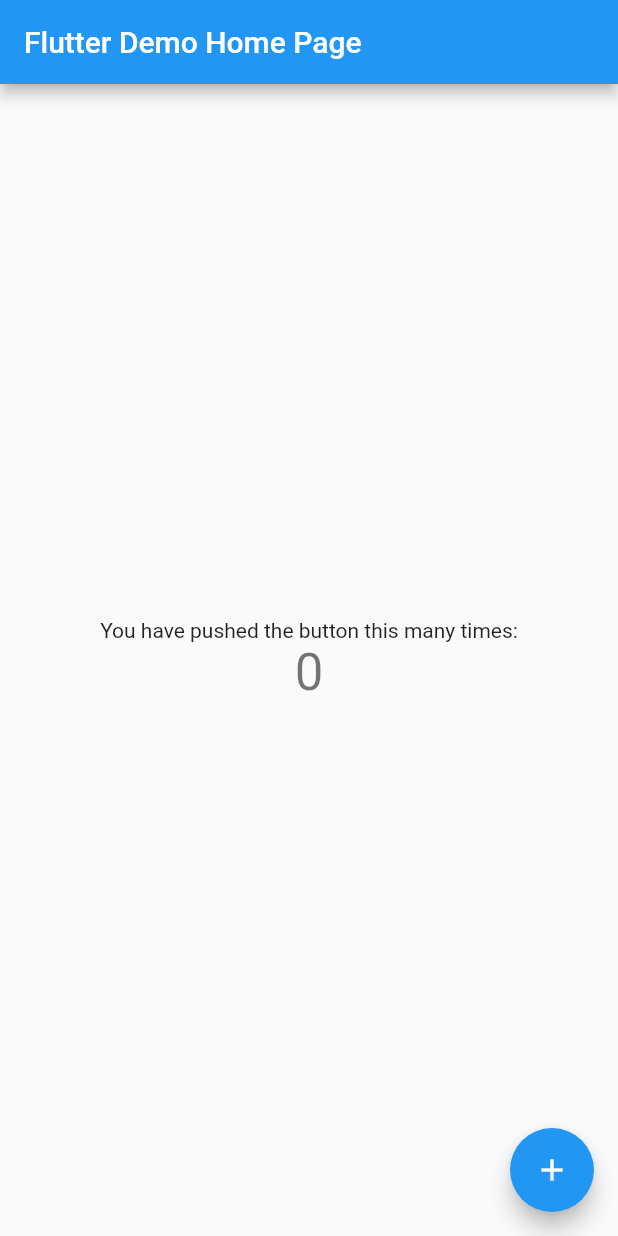
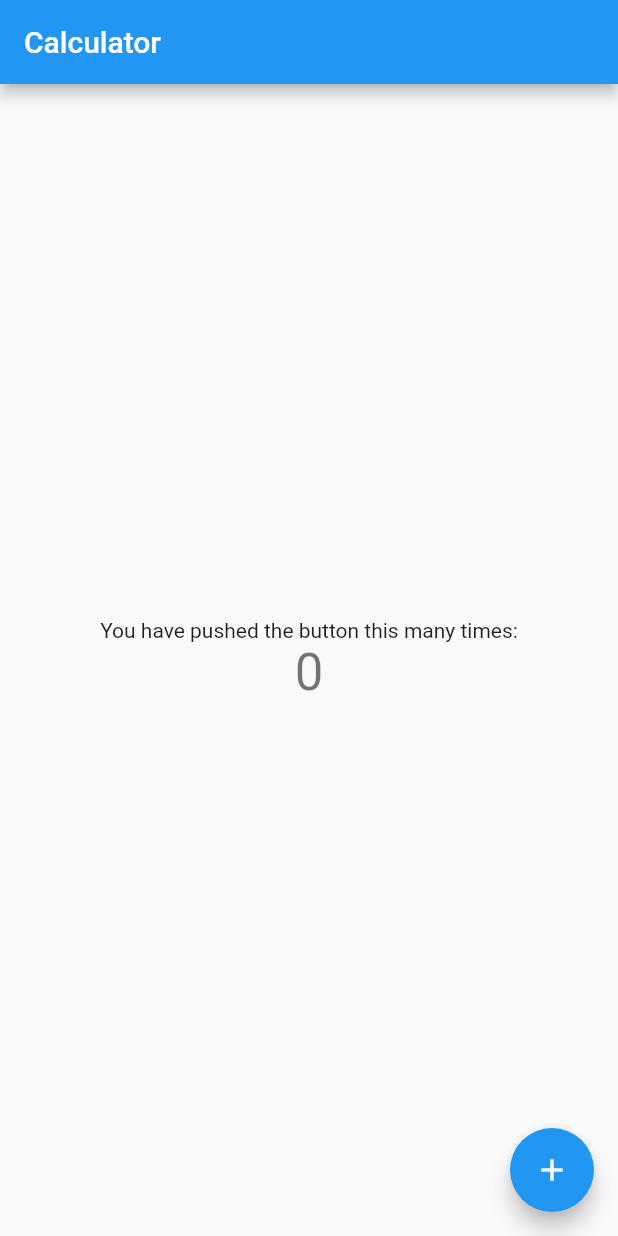
Before and after one commit to OwenPortfolio/flutter-calc, a Flutter app: the screen it shows after launch, on a phone screen of 412 x 824 dp. Run offline on Flutter 3.47's test engine with Material 2 defaults, Android fonts, the phone set to English and light mode, and no system bars.

Commit message:
update readme and title

```diff
--- a/lib/main.dart
+++ b/lib/main.dart
@@ -11,7 +11,7 @@ class MyApp extends StatelessWidget {
   @override
   Widget build(BuildContext context) {
     return MaterialApp(
-      title: 'Flutter Demo',
+      title: 'Calculator',
       theme: ThemeData(
         // This is the theme of your application.
         //
@@ -24,7 +24,7 @@ class MyApp extends StatelessWidget {
         // is not restarted.
         primarySwatch: Colors.blue,
       ),
-      home: const MyHomePage(title: 'Flutter Demo Home Page'),
+      home: const MyHomePage(title: 'Calculator'),
     );
   }
 }
```
Also changed, not shown: 1 other file.
